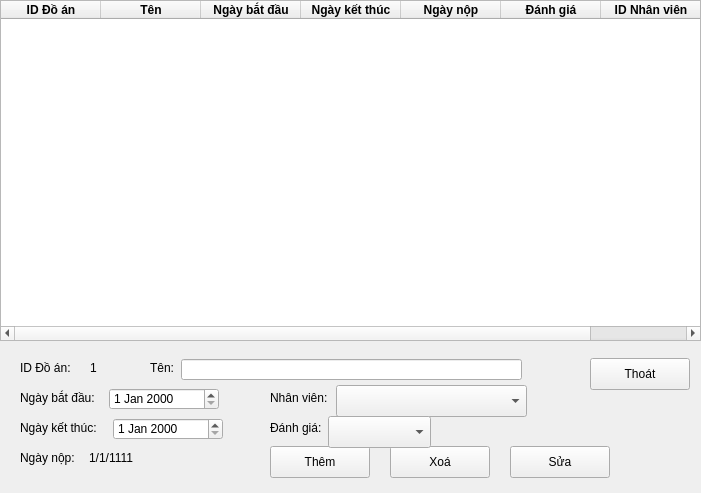
tbh10191001/QL_NhanVien, file Product.ui: the form before one commit.
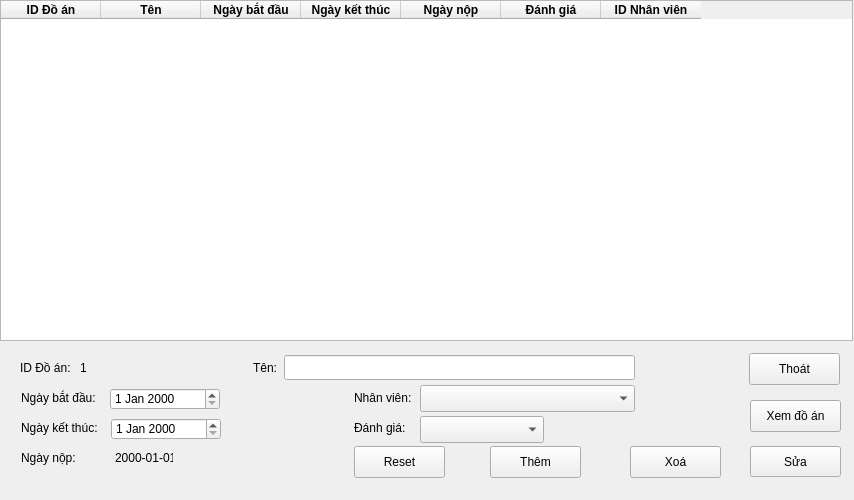
The form after the commit.

The edit to the form file:
```diff
--- a/Product.ui
+++ b/Product.ui
@@ -6,8 +6,8 @@
    <rect>
     <x>0</x>
     <y>0</y>
-    <width>701</width>
-    <height>493</height>
+    <width>854</width>
+    <height>500</height>
    </rect>
   </property>
   <property name="windowTitle">
@@ -19,7 +19,7 @@
      <rect>
       <x>0</x>
       <y>0</y>
-      <width>701</width>
+      <width>853</width>
       <height>341</height>
      </rect>
     </property>
@@ -110,7 +110,7 @@
    <widget class="QLabel" name="label_2">
     <property name="geometry">
      <rect>
-      <x>150</x>
+      <x>253</x>
       <y>360</y>
       <width>31</width>
       <height>16</height>
@@ -123,7 +123,7 @@
    <widget class="QLabel" name="labelIddoan">
     <property name="geometry">
      <rect>
-      <x>90</x>
+      <x>80</x>
       <y>360</y>
       <width>41</width>
       <height>16</height>
@@ -136,17 +136,17 @@
    <widget class="QLineEdit" name="lineEdit">
     <property name="geometry">
      <rect>
-      <x>181</x>
-      <y>359</y>
-      <width>341</width>
-      <height>21</height>
+      <x>284</x>
+      <y>355</y>
+      <width>351</width>
+      <height>25</height>
      </rect>
     </property>
    </widget>
    <widget class="QLabel" name="label_3">
     <property name="geometry">
      <rect>
-      <x>20</x>
+      <x>21</x>
       <y>390</y>
       <width>91</width>
       <height>16</height>
@@ -159,7 +159,7 @@
    <widget class="QDateEdit" name="startDay">
     <property name="geometry">
      <rect>
-      <x>109</x>
+      <x>110</x>
       <y>388</y>
       <width>110</width>
       <height>22</height>
@@ -169,7 +169,7 @@
    <widget class="QLabel" name="label_4">
     <property name="geometry">
      <rect>
-      <x>20</x>
+      <x>21</x>
       <y>420</y>
       <width>91</width>
       <height>16</height>
@@ -182,7 +182,7 @@
    <widget class="QDateEdit" name="expDay">
     <property name="geometry">
      <rect>
-      <x>113</x>
+      <x>111</x>
       <y>418</y>
       <width>110</width>
       <height>22</height>
@@ -192,7 +192,7 @@
    <widget class="QLabel" name="label_5">
     <property name="geometry">
      <rect>
-      <x>20</x>
+      <x>21</x>
       <y>450</y>
       <width>71</width>
       <height>16</height>
@@ -205,7 +205,7 @@
    <widget class="QLabel" name="label_6">
     <property name="geometry">
      <rect>
-      <x>270</x>
+      <x>354</x>
       <y>390</y>
       <width>81</width>
       <height>16</height>
@@ -218,19 +218,19 @@
    <widget class="QComboBox" name="comboBox">
     <property name="geometry">
      <rect>
-      <x>336</x>
+      <x>420</x>
       <y>385</y>
-      <width>191</width>
-      <height>32</height>
+      <width>215</width>
+      <height>27</height>
      </rect>
     </property>
    </widget>
    <widget class="QPushButton" name="exitBtn">
     <property name="geometry">
      <rect>
-      <x>590</x>
-      <y>358</y>
-      <width>100</width>
+      <x>749</x>
+      <y>353</y>
+      <width>91</width>
       <height>32</height>
      </rect>
     </property>
@@ -241,22 +241,22 @@
    <widget class="QPushButton" name="pushButton">
     <property name="geometry">
      <rect>
-      <x>270</x>
+      <x>354</x>
       <y>446</y>
-      <width>100</width>
+      <width>91</width>
       <height>32</height>
      </rect>
     </property>
     <property name="text">
-     <string>Thêm</string>
+     <string>Reset</string>
     </property>
    </widget>
    <widget class="QPushButton" name="pushButton_2">
     <property name="geometry">
      <rect>
-      <x>390</x>
+      <x>630</x>
       <y>446</y>
-      <width>100</width>
+      <width>91</width>
       <height>32</height>
      </rect>
     </property>
@@ -267,10 +267,10 @@
    <widget class="QPushButton" name="pushButton_3">
     <property name="geometry">
      <rect>
-      <x>510</x>
+      <x>750</x>
       <y>446</y>
-      <width>100</width>
-      <height>32</height>
+      <width>91</width>
+      <height>31</height>
      </rect>
     </property>
     <property name="text">
@@ -280,7 +280,7 @@
    <widget class="QLabel" name="label_7">
     <property name="geometry">
      <rect>
-      <x>270</x>
+      <x>354</x>
       <y>420</y>
       <width>61</width>
       <height>16</height>
@@ -293,24 +293,50 @@
    <widget class="QComboBox" name="comboBox_2">
     <property name="geometry">
      <rect>
-      <x>328</x>
+      <x>420</x>
       <y>416</y>
-      <width>103</width>
-      <height>32</height>
+      <width>124</width>
+      <height>27</height>
      </rect>
     </property>
    </widget>
    <widget class="QLabel" name="label_8">
     <property name="geometry">
      <rect>
-      <x>89</x>
+      <x>115</x>
       <y>450</y>
       <width>58</width>
       <height>16</height>
      </rect>
     </property>
     <property name="text">
-     <string>1/1/1111</string>
+     <string>2000-01-01</string>
+    </property>
+   </widget>
+   <widget class="QPushButton" name="addBtn">
+    <property name="geometry">
+     <rect>
+      <x>490</x>
+      <y>446</y>
+      <width>91</width>
+      <height>32</height>
+     </rect>
+    </property>
+    <property name="text">
+     <string>Thêm</string>
+    </property>
+   </widget>
+   <widget class="QPushButton" name="openBtn">
+    <property name="geometry">
+     <rect>
+      <x>750</x>
+      <y>400</y>
+      <width>91</width>
+      <height>32</height>
+     </rect>
+    </property>
+    <property name="text">
+     <string>Xem đồ án</string>
     </property>
    </widget>
   </widget>
```
Left out of the diff: 12 changed lines with no effect on the pictures.
